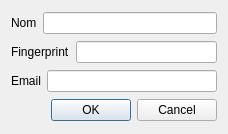
Qt form res/ui/addContactDialog.ui (duniter/sakia) before a commit.
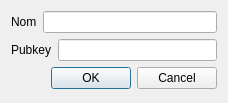
The same form after that commit.

Commit message: Added inputs cache so that we use different inputs to send money

Patch:
```diff
--- a/res/ui/addContactDialog.ui
+++ b/res/ui/addContactDialog.ui
@@ -7,7 +7,7 @@
     <x>0</x>
     <y>0</y>
     <width>228</width>
-    <height>134</height>
+    <height>103</height>
    </rect>
   </property>
   <property name="windowTitle">
@@ -33,29 +33,12 @@
      <item>
       <widget class="QLabel" name="label_2">
        <property name="text">
-        <string>Fingerprint</string>
+        <string>Pubkey</string>
        </property>
       </widget>
      </item>
      <item>
-      <widget class="QLineEdit" name="edit_fingerprint"/>
-     </item>
-    </layout>
-   </item>
-   <item>
-    <layout class="QHBoxLayout" name="horizontalLayout_2">
-     <property name="topMargin">
-      <number>0</number>
-     </property>
-     <item>
-      <widget class="QLabel" name="label_3">
-       <property name="text">
-        <string>Email</string>
-       </property>
-      </widget>
-     </item>
-     <item>
-      <widget class="QLineEdit" name="edit_email"/>
+      <widget class="QLineEdit" name="edit_pubkey"/>
      </item>
     </layout>
    </item>
```
Left out of the diff: 4 changed lines with no effect on the pictures. The commit also changes 2 other files.
